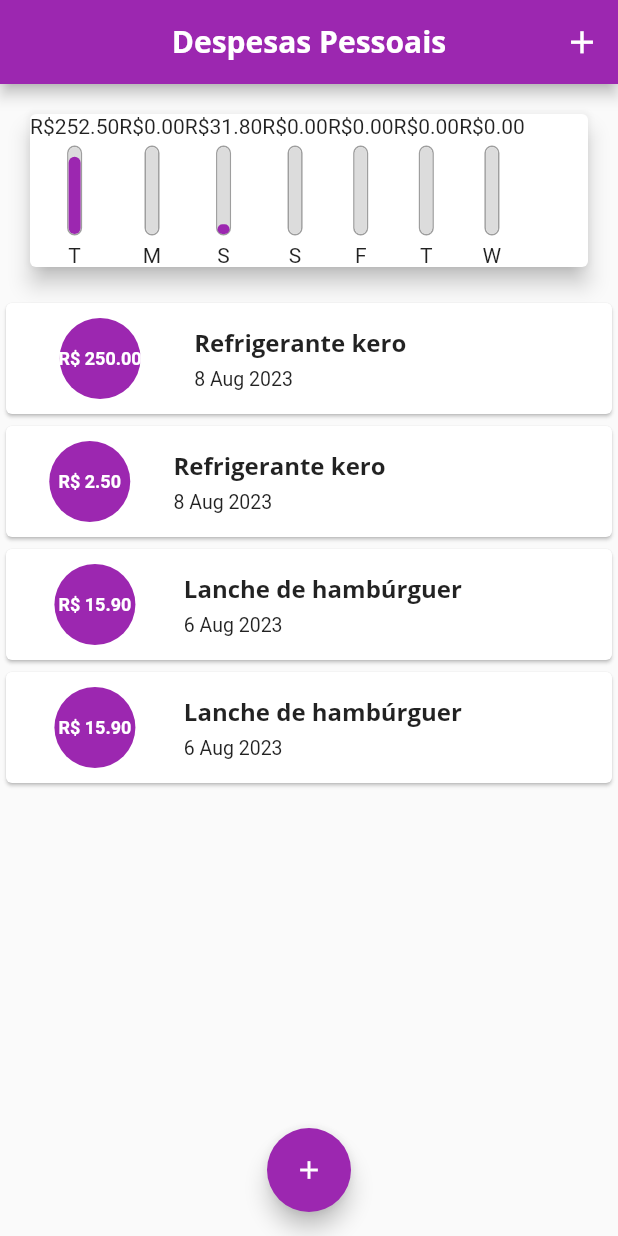
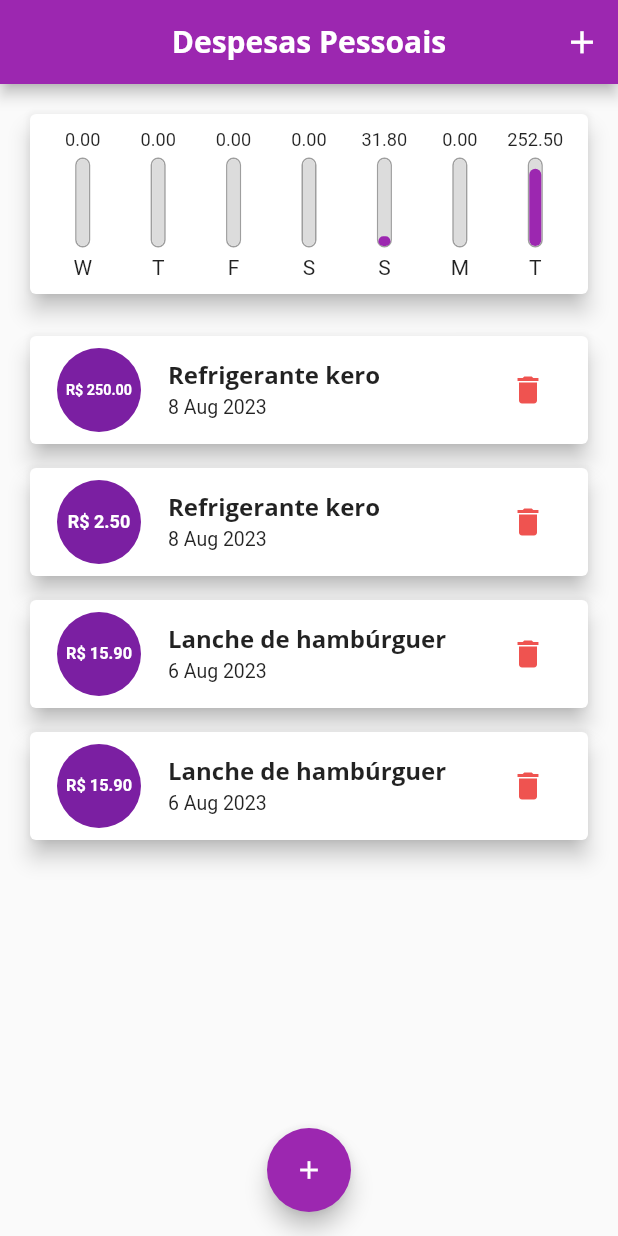
Before and after one commit to Brennez/Flutter-course, a Flutter app: the screen it shows after launch, on a phone screen of 412 x 824 dp. Run offline on Flutter 3.47's test engine with Material 2 defaults, Android fonts, the phone set to English and light mode, and no system bars.

Commit message:
feat: improve the chart bar widget

```diff
--- a/expenses_app/lib/components/chart.dart
+++ b/expenses_app/lib/components/chart.dart
@@ -36,7 +36,7 @@ class Chart extends StatelessWidget {
         'day': dayAcronym,
         'value': totSum,
       };
-    });
+    }).reversed.toList();
   }
 
   double get _weekTotalValue {
@@ -50,14 +50,21 @@ class Chart extends StatelessWidget {
     return Card(
       elevation: 6,
       margin: const EdgeInsets.all(20),
+      child: Padding(
+        padding: const EdgeInsets.all(10),
         child: Row(
+          mainAxisAlignment: MainAxisAlignment.spaceAround,
           children: groupedTransactions.map((transaction) {
-          return ChartBar(
+            return Flexible(
+              fit: FlexFit.tight,
+              child: ChartBar(
                 label: transaction['day'].toString(),
                 value: double.parse(transaction['value'].toString()),
                 percentage: (transaction['value'] as double) / _weekTotalValue,
+              ),
             );
           }).toList(),
+        ),
       ),
     );
   }
--- a/expenses_app/lib/components/chart_bar.dart
+++ b/expenses_app/lib/components/chart_bar.dart
@@ -17,7 +17,15 @@ class ChartBar extends StatelessWidget {
   Widget build(BuildContext context) {
     return Column(
       children: [
-        Text('R\$${value.toStringAsFixed(2)}'),
+        Container(
+          height: 14,
+          child: FittedBox(
+            child: Text(
+              '${value.toStringAsFixed(2)}',
+              style: myTheme.textTheme.titleSmall,
+            ),
+          ),
+        ),
         const SizedBox(height: 5),
         Container(
           height: 60,
--- a/expenses_app/lib/components/transactions_list.dart
+++ b/expenses_app/lib/components/transactions_list.dart
@@ -1,17 +1,23 @@
 import 'package:expenses_app/models/transaction.dart';
+import 'package:expenses_app/utils/api.dart';
 import 'package:expenses_app/utils/theme.dart';
 import 'package:flutter/material.dart';
 import 'package:intl/intl.dart';
 
-class TransactionsList extends StatelessWidget {
+class TransactionsList extends StatefulWidget {
   final List<Transaction> transactions;
   const TransactionsList({super.key, required this.transactions});
 
   @override
+  State<TransactionsList> createState() => _TransactionsListState();
+}
+
+class _TransactionsListState extends State<TransactionsList> {
+  @override
   Widget build(BuildContext context) {
     return Container(
-      height: 500,
-      child: transactions.isEmpty
+      height: MediaQuery.of(context).size.height * .9,
+      child: widget.transactions.isEmpty
           ? Column(
               mainAxisAlignment: MainAxisAlignment.center,
               children: [
@@ -30,50 +36,51 @@ class TransactionsList extends StatelessWidget {
               ],
             )
           : ListView.builder(
-              itemCount: transactions.length,
+              itemCount: widget.transactions.length,
               itemBuilder: (context, index) {
                 // ele pega a lista de transactions e itera pelo index
-                final transaction = transactions[index];
+                final transaction = widget.transactions[index];
 
                 return Card(
-                  child: Row(
-                    children: [
-                      Container(
+                  elevation: 6,
                   margin: const EdgeInsets.symmetric(
-                          horizontal: 15,
-                          vertical: 10,
+                    vertical: 8,
+                    horizontal: 20,
                   ),
-                        alignment: Alignment.center,
-                        padding: const EdgeInsets.all(20),
-                        decoration: BoxDecoration(
-                          shape: BoxShape.circle,
-                          color: myTheme.colorScheme.primary,
-                        ),
+                  child: ListTile(
+                    leading: CircleAvatar(
+                      radius: 30,
+                      child: Padding(
+                        padding: const EdgeInsets.all(8),
+                        child: FittedBox(
                           child: Text(
                             'R\$ ${transaction.value.toStringAsFixed(2)}',
-                          style: TextStyle(
+                            style: const TextStyle(
                                 color: Colors.white,
                                 fontWeight: FontWeight.w700,
                                 fontSize: 12),
                           ),
                         ),
-                      Column(
-                        crossAxisAlignment: CrossAxisAlignment.start,
-                        children: [
-                          Text(
+                      ),
+                    ),
+                    title: Text(
                       transaction.title,
                       style: myTheme.textTheme.titleLarge,
                     ),
-                          const SizedBox(
-                            height: 6,
-                          ),
-                          Text(
+                    subtitle: Text(
                       DateFormat('d MMM y').format(transaction.date),
                       style: myTheme.textTheme.titleSmall,
-                          )
-                        ],
                     ),
-                    ],
+                    trailing: IconButton(
+                        onPressed: () {
+                          setState(() {
+                            transactions.removeAt(index);
+                          });
+                        },
+                        icon: Icon(
+                          Icons.delete,
+                          color: Colors.red[400],
+                        )),
                   ),
                 );
               }),
```
Lines whose indentation alone changed are shown as unchanged.
